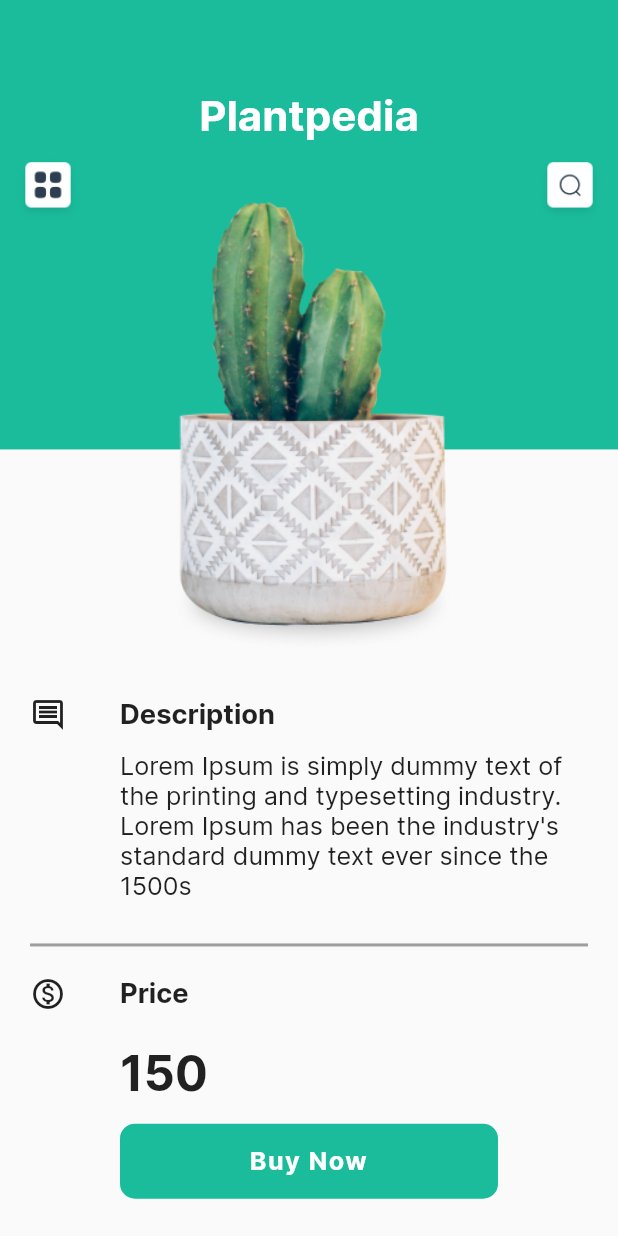
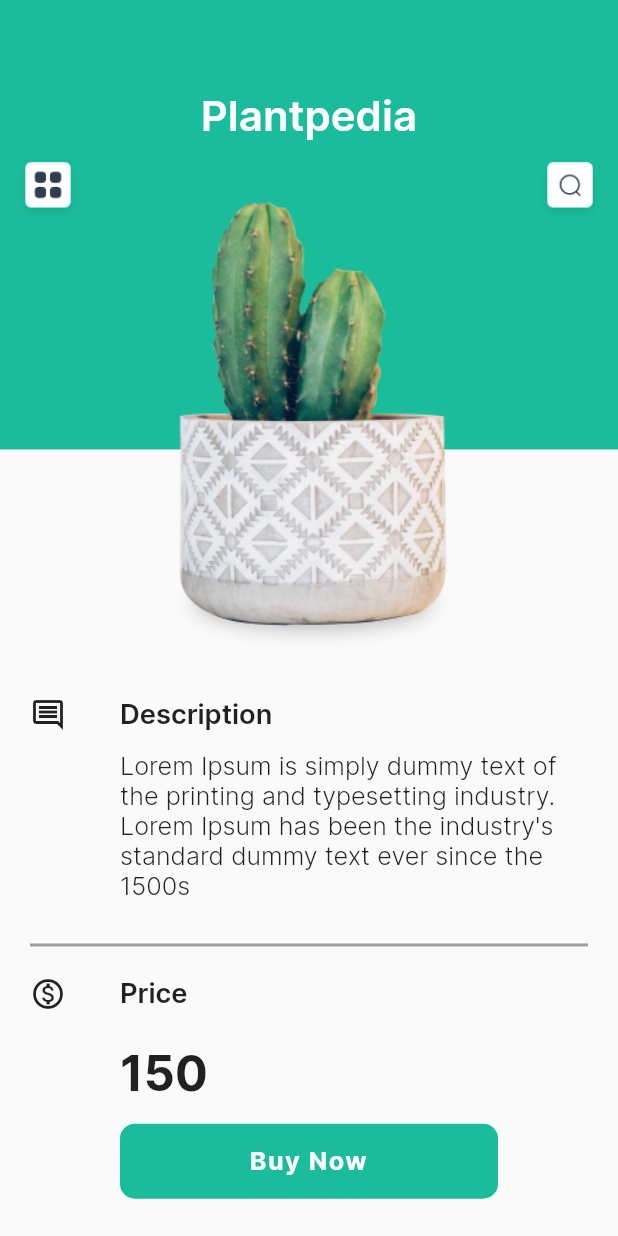
Before and after one commit to Descodeid/cactus-app, a Flutter app: the screen it shows after launch, after a tap on "More Detail", on a phone screen of 412 x 824 dp. Run offline on Flutter 3.47's test engine with Material 2 defaults, Android fonts, the phone set to English and light mode, and no system bars.

Commit message:
Fixing Font

```diff
--- a/lib/src/feature/home/screen/detail_page.dart
+++ b/lib/src/feature/home/screen/detail_page.dart
@@ -54,8 +54,8 @@ class DetailPage extends StatelessWidget {
                             'Description',
                             textScaleFactor: 1.3,
                             style: TextStyle(
-                                fontWeight: FontWeight.bold,
-                                fontFamily: 'Intel'),
+                                fontWeight: FontWeight.w600,
+                                fontFamily: 'Inter'),
                           )),
                       Positioned(
                           right: 20,
@@ -64,7 +64,9 @@ class DetailPage extends StatelessWidget {
                           child: Text(
                             "Lorem Ipsum is simply dummy text of the printing and typesetting industry. Lorem Ipsum has been the industry's standard dummy text ever since the 1500s",
                             overflow: TextOverflow.clip,
-                            style: TextStyle(fontFamily: 'Intel'),
+                            style: TextStyle(
+                                fontFamily: 'Inter',
+                                fontWeight: FontWeight.w300),
                             textScaleFactor: 1.2,
                           )),
                       Positioned(
@@ -97,8 +99,8 @@ class DetailPage extends StatelessWidget {
                             'Price',
                             textScaleFactor: 1.3,
                             style: TextStyle(
-                                fontWeight: FontWeight.bold,
-                                fontFamily: 'Intel'),
+                                fontWeight: FontWeight.w600,
+                                fontFamily: 'Inter'),
                           )),
                       Positioned(
                           left: 80,
@@ -108,7 +110,7 @@ class DetailPage extends StatelessWidget {
                             textScaleFactor: 2.3,
                             style: TextStyle(
                                 fontWeight: FontWeight.bold,
-                                fontFamily: 'Intel'),
+                                fontFamily: 'Inter'),
                           )),
                       Positioned(
                           right: 80,
@@ -130,7 +132,7 @@ class DetailPage extends StatelessWidget {
                                     color: Colors.white,
                                     fontWeight: FontWeight.bold,
                                     letterSpacing: 1,
-                                    fontFamily: 'Intel'),
+                                    fontFamily: 'Inter'),
                               ),
                             ),
                           )),
--- a/lib/src/feature/home/widget/bottom_description.dart
+++ b/lib/src/feature/home/widget/bottom_description.dart
@@ -45,8 +45,9 @@ class BottomDescription extends StatelessWidget {
                 'Simple Description',
                 style: TextStyle(
                     color: Colors.white,
-                    fontWeight: FontWeight.bold,
-                    fontSize: 18),
+                    fontWeight: FontWeight.w600,
+                    fontSize: 18,
+                    fontFamily: 'Inter'),
               )),
           Positioned(
               top: MediaQuery.of(context).size.height / 10,
@@ -55,7 +56,11 @@ class BottomDescription extends StatelessWidget {
               child: Text(
                 'Lorem Ipsum is simply dummy text of the printing and typesetting industry.',
                 overflow: TextOverflow.clip,
-                style: TextStyle(color: Colors.white, fontSize: 15),
+                style: TextStyle(
+                    color: Colors.white,
+                    fontSize: 15,
+                    fontFamily: 'Inter',
+                    fontWeight: FontWeight.w300),
               )),
           Positioned(
             bottom: 0,
@@ -75,7 +80,7 @@ class BottomDescription extends StatelessWidget {
                   child: Text(
                     'More Detail',
                     style: TextStyle(
-                        fontFamily: 'Intel', fontWeight: FontWeight.bold),
+                        fontFamily: 'Inter', fontWeight: FontWeight.w600),
                   ),
                 )),
           )
--- a/lib/src/feature/home/widget/detail_appBar.dart
+++ b/lib/src/feature/home/widget/detail_appBar.dart
@@ -16,8 +16,8 @@ class _DetailAppBarState extends State<DetailAppBar> {
         'Plantpedia',
         style: TextStyle(
             color: widget.color,
-            fontWeight: FontWeight.bold,
-            fontFamily: 'Intel'),
+            fontWeight: FontWeight.w600,
+            fontFamily: 'Inter'),
         textScaleFactor: 2.0,
       ),
     );
--- a/lib/src/feature/home/widget/main_image.dart
+++ b/lib/src/feature/home/widget/main_image.dart
@@ -7,16 +7,19 @@ class MainImage extends StatelessWidget {
       child: Column(
         children: [
           Text(
-            'CakTus',
+            'Cactus',
             textScaleFactor: 3,
             style: TextStyle(
                 color: Colors.black,
-                fontWeight: FontWeight.bold,
-                fontFamily: 'Intel'),
+                fontWeight: FontWeight.w700,
+                fontFamily: 'Inter'),
           ),
           Text(
             'Plan & Decoration',
-            style: TextStyle(color: Colors.black, fontFamily: 'Intel'),
+            style: TextStyle(
+                color: Colors.black,
+                fontFamily: 'Inter',
+                fontWeight: FontWeight.w500),
           ),
           SizedBox(
             height: 50,
```
Also changed, not shown: pubspec.yaml (+41 -42 lines), assets/font/Inter-Black.ttf (added), assets/font/Inter-Bold.ttf (added), assets/font/Inter-ExtraBold.ttf (added), assets/font/Inter-ExtraLight.ttf (added), assets/font/Inter-Light.ttf (added), assets/font/Inter-Medium.ttf (added), assets/font/Inter-Regular.ttf (added), assets/font/Inter-SemiBold.ttf (added), assets/font/Inter-Thin.ttf (added), assets/font/intel.ttf (deleted), pubspec.lock.
